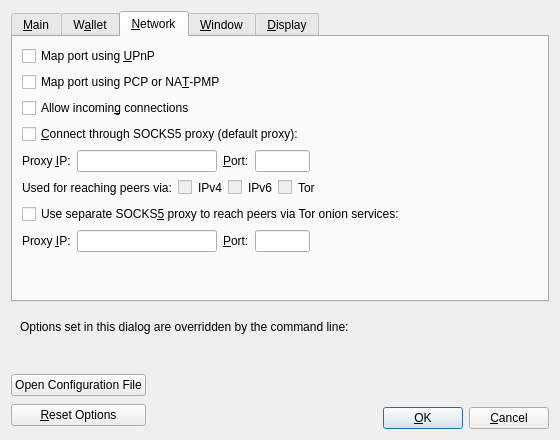
Before: the Qt Designer form src/qt/forms/optionsdialog.ui in TheCharlatan/rust-bitcoinkernel, drawn with Qt 5.
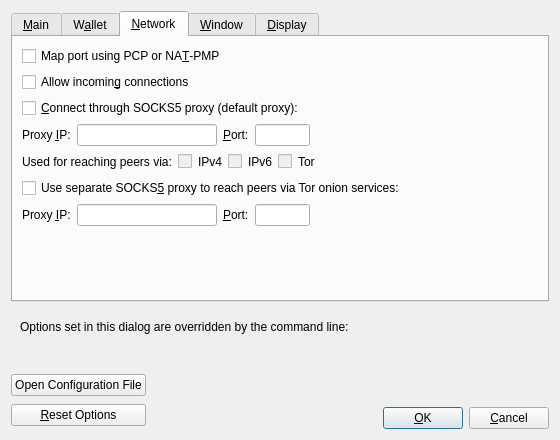
After: the same form once the commit is applied. The open tabs and pages were chosen to show the change. Custom widgets are drawn as their Qt base class.

The edit to the form file:
```diff
--- a/src/qt/forms/optionsdialog.ui
+++ b/src/qt/forms/optionsdialog.ui
@@ -315,16 +315,6 @@
        <string>&amp;Network</string>
       </attribute>
       <layout class="QVBoxLayout" name="verticalLayout_Network">
-       <item>
-        <widget class="QCheckBox" name="mapPortUpnp">
-         <property name="toolTip">
-          <string>Automatically open the Bitcoin client port on the router. This only works when your router supports UPnP and it is enabled.</string>
-         </property>
-         <property name="text">
-          <string>Map port using &amp;UPnP</string>
-         </property>
-        </widget>
-       </item>
        <item>
         <widget class="QCheckBox" name="mapPortNatpmp">
          <property name="toolTip">
```
